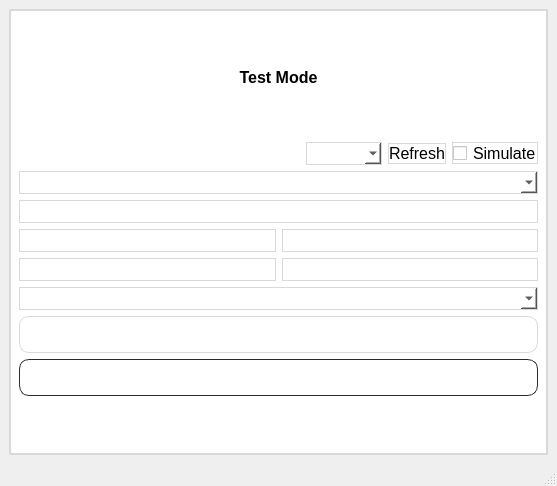
Qt form mainwindow.ui (zubair-appdev/SolarACHT_2) before a commit.
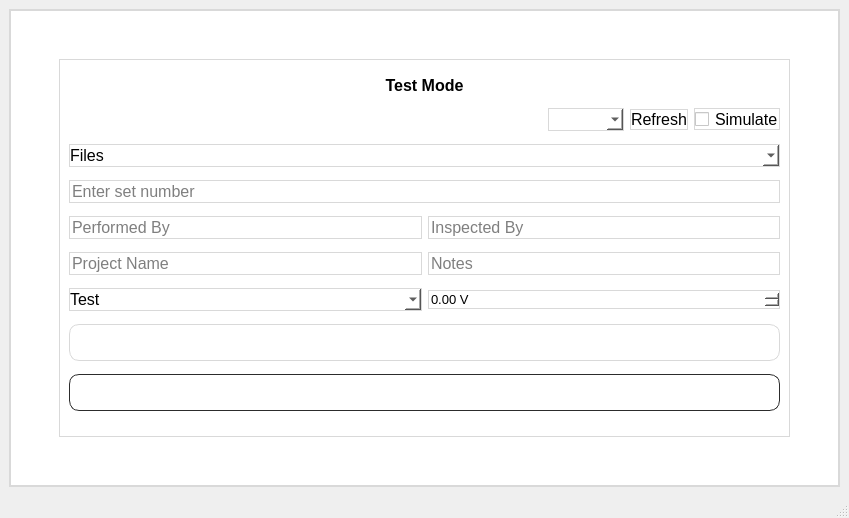
The same form after that commit. The open tabs and pages were chosen to show the change. Icons and pictures are not drawn.

Patch:
```diff
--- a/mainwindow.ui
+++ b/mainwindow.ui
@@ -9,8 +9,8 @@
    <rect>
     <x>0</x>
     <y>0</y>
-    <width>554</width>
-    <height>486</height>
+    <width>849</width>
+    <height>518</height>
    </rect>
   </property>
   <property name="windowTitle">
@@ -4268,9 +4268,71 @@
       </widget>
       <widget class="QWidget" name="page_test">
        <layout class="QGridLayout" name="gridLayout_15">
+        <item row="2" column="1">
+         <spacer name="verticalSpacer_34">
+          <property name="orientation">
+           <enum>Qt::Vertical</enum>
+          </property>
+          <property name="sizeType">
+           <enum>QSizePolicy::Preferred</enum>
+          </property>
+          <property name="sizeHint" stdset="0">
+           <size>
+            <width>20</width>
+            <height>40</height>
+           </size>
+          </property>
+         </spacer>
+        </item>
+        <item row="0" column="1">
+         <spacer name="verticalSpacer_35">
+          <property name="orientation">
+           <enum>Qt::Vertical</enum>
+          </property>
+          <property name="sizeType">
+           <enum>QSizePolicy::Preferred</enum>
+          </property>
+          <property name="sizeHint" stdset="0">
+           <size>
+            <width>20</width>
+            <height>40</height>
+           </size>
+          </property>
+         </spacer>
+        </item>
+        <item row="1" column="1">
+         <widget class="QGroupBox" name="groupBox">
+          <property name="title">
+           <string/>
+          </property>
+          <layout class="QGridLayout" name="gridLayout_16">
+           <item row="0" column="0">
+            <widget class="QLabel" name="label_9">
+             <property name="sizePolicy">
+              <sizepolicy hsizetype="Preferred" vsizetype="Fixed">
+               <horstretch>0</horstretch>
+               <verstretch>0</verstretch>
+              </sizepolicy>
+             </property>
+             <property name="font">
+              <font>
+               <pointsize>12</pointsize>
+               <weight>75</weight>
+               <bold>true</bold>
+              </font>
+             </property>
+             <property name="styleSheet">
+              <string notr="true">border:none;</string>
+             </property>
+             <property name="text">
+              <string>Test Mode</string>
+             </property>
+             <property name="alignment">
+              <set>Qt::AlignCenter</set>
+             </property>
+            </widget>
+           </item>
         <item row="1" column="0">
-         <layout class="QVBoxLayout" name="verticalLayout_22">
-          <item>
            <layout class="QHBoxLayout" name="horizontalLayout_12">
             <item>
              <spacer name="horizontalSpacer_28">
@@ -4320,7 +4382,7 @@
             </item>
            </layout>
           </item>
-          <item>
+           <item row="2" column="0">
            <widget class="QComboBox" name="comboBox_files">
             <property name="font">
              <font>
@@ -4330,18 +4392,26 @@
             <property name="styleSheet">
              <string notr="true"/>
             </property>
-           </widget>
-          </item>
           <item>
+              <property name="text">
+               <string>Files</string>
+              </property>
+             </item>
+            </widget>
+           </item>
+           <item row="3" column="0">
            <widget class="QLineEdit" name="lineEdit_setNo">
             <property name="font">
              <font>
               <pointsize>12</pointsize>
              </font>
             </property>
-           </widget>
-          </item>
-          <item>
+             <property name="placeholderText">
+              <string>Enter set number</string>
+             </property>
+            </widget>
+           </item>
+           <item row="4" column="0">
            <layout class="QHBoxLayout" name="horizontalLayout_10">
             <item>
              <widget class="QLineEdit" name="lineEdit_performedBy">
@@ -4350,6 +4420,9 @@
                 <pointsize>12</pointsize>
                </font>
               </property>
+               <property name="placeholderText">
+                <string>Performed By</string>
+               </property>
              </widget>
             </item>
             <item>
@@ -4359,11 +4432,14 @@
                 <pointsize>12</pointsize>
                </font>
               </property>
+               <property name="placeholderText">
+                <string>Inspected By</string>
+               </property>
              </widget>
             </item>
            </layout>
           </item>
-          <item>
+           <item row="5" column="0">
            <layout class="QHBoxLayout" name="horizontalLayout_11">
             <item>
              <widget class="QLineEdit" name="lineEdit_projectName">
@@ -4372,6 +4448,9 @@
                 <pointsize>12</pointsize>
                </font>
               </property>
+               <property name="placeholderText">
+                <string>Project Name</string>
+               </property>
              </widget>
             </item>
             <item>
@@ -4381,10 +4460,15 @@
                 <pointsize>12</pointsize>
                </font>
               </property>
+               <property name="placeholderText">
+                <string>Notes</string>
+               </property>
              </widget>
             </item>
            </layout>
           </item>
+           <item row="6" column="0">
+            <layout class="QHBoxLayout" name="horizontalLayout_13">
           <item>
            <widget class="QComboBox" name="comboBox_test">
             <property name="font">
@@ -4392,9 +4476,49 @@
               <pointsize>12</pointsize>
              </font>
             </property>
+               <item>
+                <property name="text">
+                 <string>Test</string>
+                </property>
+               </item>
+               <item>
+                <property name="text">
+                 <string>Two Wire Continuity</string>
+                </property>
+               </item>
+               <item>
+                <property name="text">
+                 <string>Isolation</string>
+                </property>
+               </item>
+               <item>
+                <property name="text">
+                 <string>Insulation</string>
+                </property>
+               </item>
            </widget>
           </item>
           <item>
+              <widget class="QDoubleSpinBox" name="doubleSpinBox_voltage">
+               <property name="font">
+                <font>
+                 <pointsize>10</pointsize>
+                </font>
+               </property>
+               <property name="toolTip">
+                <string>Range : 0 - 1000V</string>
+               </property>
+               <property name="suffix">
+                <string> V</string>
+               </property>
+               <property name="maximum">
+                <double>1000.000000000000000</double>
+               </property>
+              </widget>
+             </item>
+            </layout>
+           </item>
+           <item row="7" column="0">
            <widget class="QPushButton" name="pushButton_run">
             <property name="font">
              <font>
@@ -4442,7 +4566,7 @@
             </property>
            </widget>
           </item>
-          <item>
+           <item row="8" column="0">
            <widget class="QPushButton" name="pushButton_back">
             <property name="font">
              <font>
@@ -4497,33 +4621,40 @@
            </widget>
           </item>
          </layout>
-        </item>
-        <item row="0" column="0">
-         <widget class="QLabel" name="label_9">
-          <property name="sizePolicy">
-           <sizepolicy hsizetype="Preferred" vsizetype="Fixed">
-            <horstretch>0</horstretch>
-            <verstretch>0</verstretch>
-           </sizepolicy>
-          </property>
-          <property name="font">
-           <font>
-            <pointsize>12</pointsize>
-            <weight>75</weight>
-            <bold>true</bold>
-           </font>
-          </property>
-          <property name="styleSheet">
-           <string notr="true">border:none;</string>
-          </property>
-          <property name="text">
-           <string>Test Mode</string>
-          </property>
-          <property name="alignment">
-           <set>Qt::AlignCenter</set>
-          </property>
          </widget>
         </item>
+        <item row="1" column="0">
+         <spacer name="horizontalSpacer_29">
+          <property name="orientation">
+           <enum>Qt::Horizontal</enum>
+          </property>
+          <property name="sizeType">
+           <enum>QSizePolicy::Preferred</enum>
+          </property>
+          <property name="sizeHint" stdset="0">
+           <size>
+            <width>40</width>
+            <height>20</height>
+           </size>
+          </property>
+         </spacer>
+        </item>
+        <item row="1" column="2">
+         <spacer name="horizontalSpacer_30">
+          <property name="orientation">
+           <enum>Qt::Horizontal</enum>
+          </property>
+          <property name="sizeType">
+           <enum>QSizePolicy::Preferred</enum>
+          </property>
+          <property name="sizeHint" stdset="0">
+           <size>
+            <width>40</width>
+            <height>20</height>
+           </size>
+          </property>
+         </spacer>
+        </item>
        </layout>
       </widget>
      </widget>
```
Left out of the diff: 18 changed lines with no effect on the pictures. Lines whose indentation alone changed are shown as unchanged.
